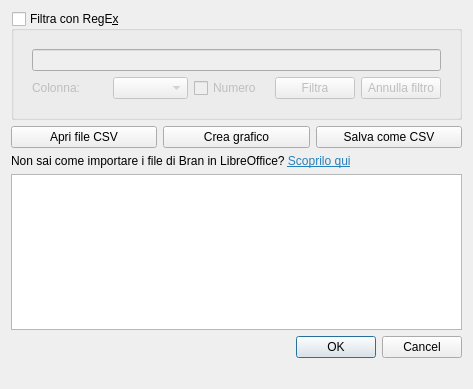
This is forms/tableeditor.ui in zorbaproject/Bran as Qt 5 draws it before an edit. The edited form follows.
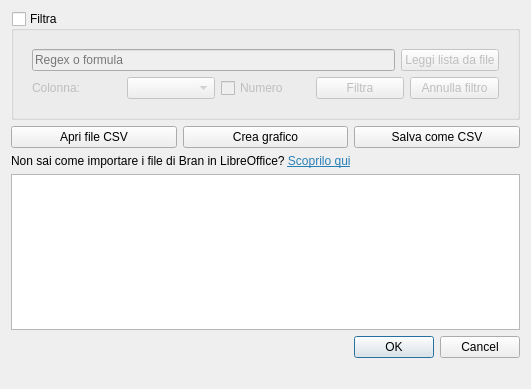
This is the edited form. Icons and pictures are not drawn.

Commit message: Carica lista regex da file

```diff
--- a/forms/tableeditor.ui
+++ b/forms/tableeditor.ui
@@ -6,7 +6,7 @@
    <rect>
     <x>0</x>
     <y>0</y>
-    <width>473</width>
+    <width>531</width>
     <height>389</height>
    </rect>
   </property>
@@ -17,7 +17,7 @@
    <item>
     <widget class="QGroupBox" name="filterGroup">
      <property name="title">
-      <string>Filtra con RegE&amp;x</string>
+      <string>Filtra</string>
      </property>
      <property name="checkable">
       <bool>true</bool>
@@ -30,7 +30,22 @@
        <widget class="QWidget" name="filterWidget" native="true">
         <layout class="QVBoxLayout" name="verticalLayout_3">
          <item>
-          <widget class="QLineEdit" name="cfilter"/>
+          <layout class="QHBoxLayout" name="horizontalLayout_2">
+           <item>
+            <widget class="QLineEdit" name="cfilter">
+             <property name="placeholderText">
+              <string>Regex o formula</string>
+             </property>
+            </widget>
+           </item>
+           <item>
+            <widget class="QPushButton" name="readregexfile">
+             <property name="text">
+              <string>Leggi lista da file</string>
+             </property>
+            </widget>
+           </item>
+          </layout>
          </item>
          <item>
           <layout class="QHBoxLayout" name="horizontalLayout_3">
```
Left out of the diff: 16 changed lines with no effect on the pictures. The commit also changes 1 other file.
